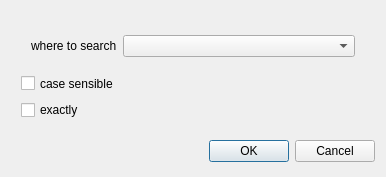
The window that pbltableview/search_settings_dlg.ui (PavelDorofeev/Fork-Sql-Qt-4.8.1--SQLite-3--relations--calc-fields) describes before a commit, drawn with Qt 5.
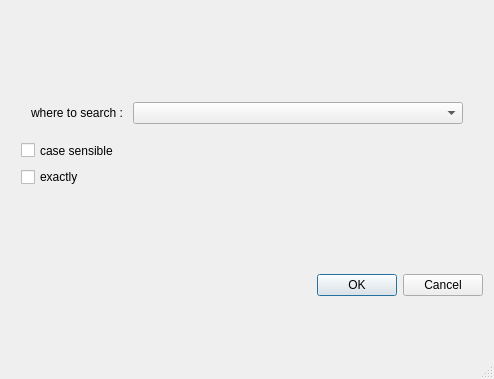
The same window after the commit. Icons and pictures are not drawn.

Diff of the .ui file:
```diff
--- a/pbltableview/search_settings_dlg.ui
+++ b/pbltableview/search_settings_dlg.ui
@@ -6,10 +6,16 @@
    <rect>
     <x>0</x>
     <y>0</y>
-    <width>386</width>
-    <height>177</height>
+    <width>494</width>
+    <height>379</height>
    </rect>
   </property>
+  <property name="minimumSize">
+   <size>
+    <width>494</width>
+    <height>379</height>
+   </size>
+  </property>
   <property name="windowTitle">
    <string>setting: where to search text by fields</string>
   </property>
@@ -17,6 +23,9 @@
    <iconset resource="resource2.qrc">
     <normaloff>:/icon/img/btn-db/find-100x100.png</normaloff>:/icon/img/btn-db/find-100x100.png</iconset>
   </property>
+  <property name="sizeGripEnabled">
+   <bool>true</bool>
+  </property>
   <layout class="QVBoxLayout" name="verticalLayout_2">
    <item>
     <layout class="QVBoxLayout" name="verticalLayout">
@@ -31,7 +40,7 @@
        <item>
         <widget class="QLabel" name="label_2">
          <property name="text">
-          <string>where to search</string>
+          <string>where to search : </string>
          </property>
         </widget>
        </item>
```
Left out of the diff: 6 changed lines with no effect on the pictures.
